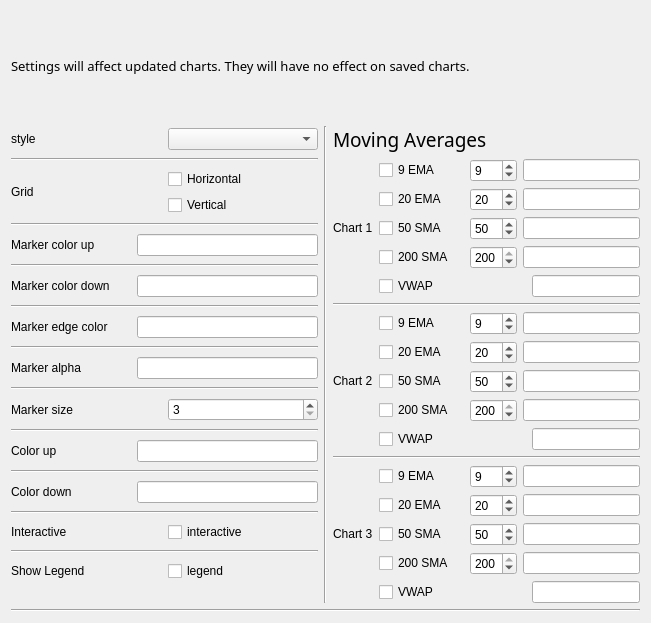
First picture: the form in structjour/view/chartform.ui, repository MikePia/structjour, before the edit.
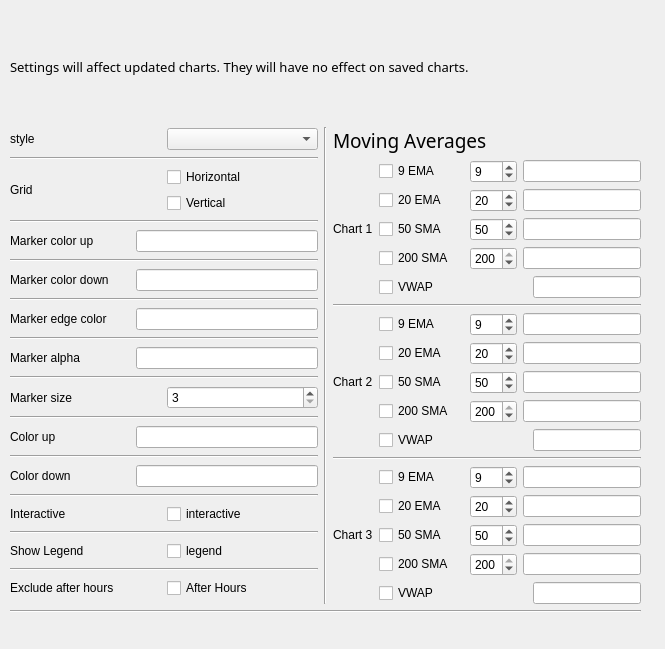
Second picture: the form after the edit. Icons and pictures are not drawn.

Commit message: Added exclude afterhours data setting for ib, fh

Patch:
```diff
--- a/structjour/view/chartform.ui
+++ b/structjour/view/chartform.ui
@@ -6,8 +6,8 @@
    <rect>
     <x>0</x>
     <y>0</y>
-    <width>651</width>
-    <height>623</height>
+    <width>665</width>
+    <height>649</height>
    </rect>
   </property>
   <property name="windowTitle">
@@ -17,8 +17,28 @@
    <iconset>
     <normaloff>../images/ZSLogo.png</normaloff>../images/ZSLogo.png</iconset>
   </property>
-  <layout class="QGridLayout" name="gridLayout">
-   <item row="0" column="0">
+  <widget class="Line" name="line_15">
+   <property name="geometry">
+    <rect>
+     <x>40</x>
+     <y>1190</y>
+     <width>265</width>
+     <height>16</height>
+    </rect>
+   </property>
+   <property name="orientation">
+    <enum>Qt::Horizontal</enum>
+   </property>
+  </widget>
+  <widget class="QWidget" name="layoutWidget">
+   <property name="geometry">
+    <rect>
+     <x>10</x>
+     <y>12</y>
+     <width>631</width>
+     <height>601</height>
+    </rect>
+   </property>
     <layout class="QVBoxLayout" name="verticalLayout_10">
      <item>
       <layout class="QVBoxLayout" name="verticalLayout_8">
@@ -413,6 +433,31 @@
            </item>
           </layout>
          </item>
+        <item>
+         <widget class="Line" name="line_16">
+          <property name="orientation">
+           <enum>Qt::Horizontal</enum>
+          </property>
+         </widget>
+        </item>
+        <item>
+         <layout class="QHBoxLayout" name="horizontalLayout_31">
+          <item>
+           <widget class="QLabel" name="label_19">
+            <property name="text">
+             <string>Exclude after hours</string>
+            </property>
+           </widget>
+          </item>
+          <item>
+           <widget class="QCheckBox" name="excluedAfterHoursCb">
+            <property name="text">
+             <string>After Hours</string>
+            </property>
+           </widget>
+          </item>
+         </layout>
+        </item>
         </layout>
        </item>
        <item>
@@ -1143,8 +1188,7 @@
       </widget>
      </item>
     </layout>
-   </item>
-  </layout>
+  </widget>
  </widget>
  <resources/>
  <connections/>
```
Left out of the diff: 2 changed lines with no effect on the pictures. Lines whose indentation alone changed are shown as unchanged. The commit also changes 5 other files.
